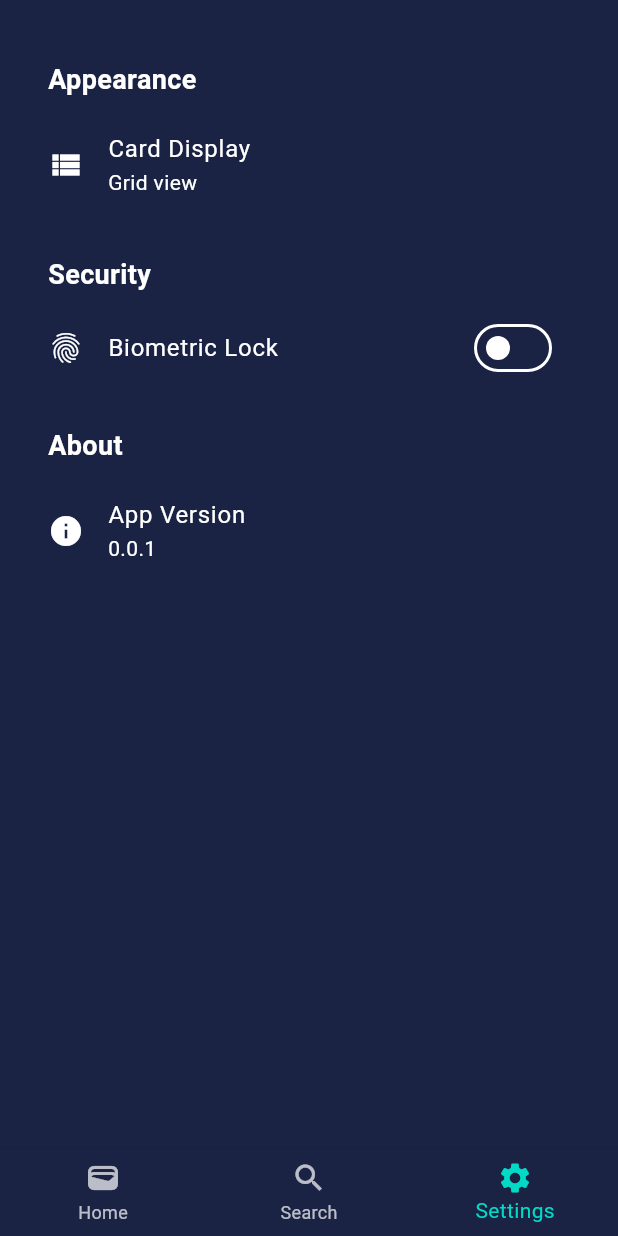
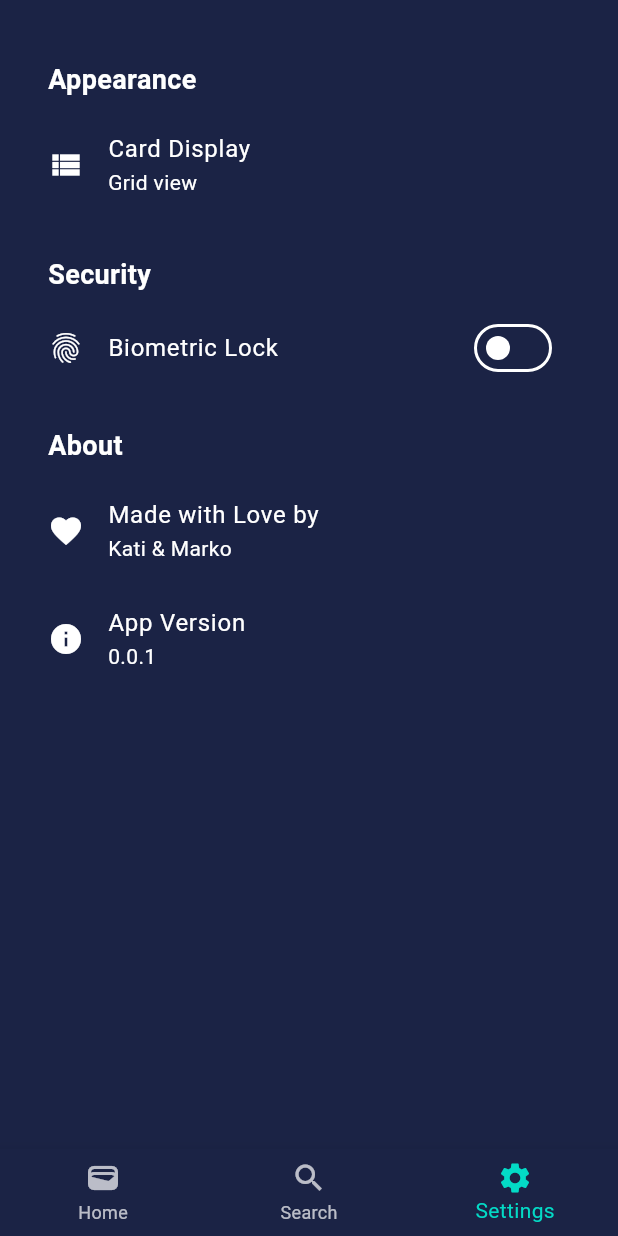
Before and after one commit to unknownMarko/walletik, a Flutter app: the screen it shows after launch, swiped to page 3, on a phone screen of 412 x 824 dp. Run offline on Flutter 3.47's test engine with Material 3 defaults, Android fonts, the phone set to English and light mode, and no system bars.

Commit message:
Enhance SettingsScreen by adding a new ListTile to display 'Made with Love by Kati & Marko', promoting a personal touch in the app's about section.

```diff
--- a/lib/screens/settings_screen.dart
+++ b/lib/screens/settings_screen.dart
@@ -39,6 +39,11 @@ class SettingsScreenState extends State<SettingsScreen> {
           ),
           _buildSectionHeader('About'),
           ListTile(
+            leading: Icon(Icons.favorite),
+            title: Text('Made with Love by'),
+            subtitle: Text('Kati & Marko'),
+          ),
+          ListTile(
             leading: Icon(Icons.info),
             title: Text('App Version'),
             subtitle: Text('0.0.1'),
```
